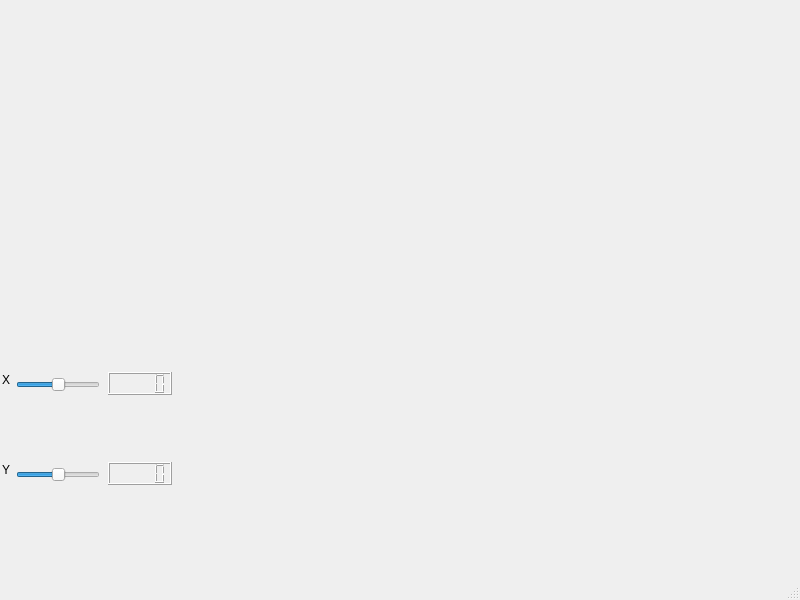
This is mainwindow.ui in alice3e/alicee_qt as Qt 5 draws it before an edit. The edited form follows.
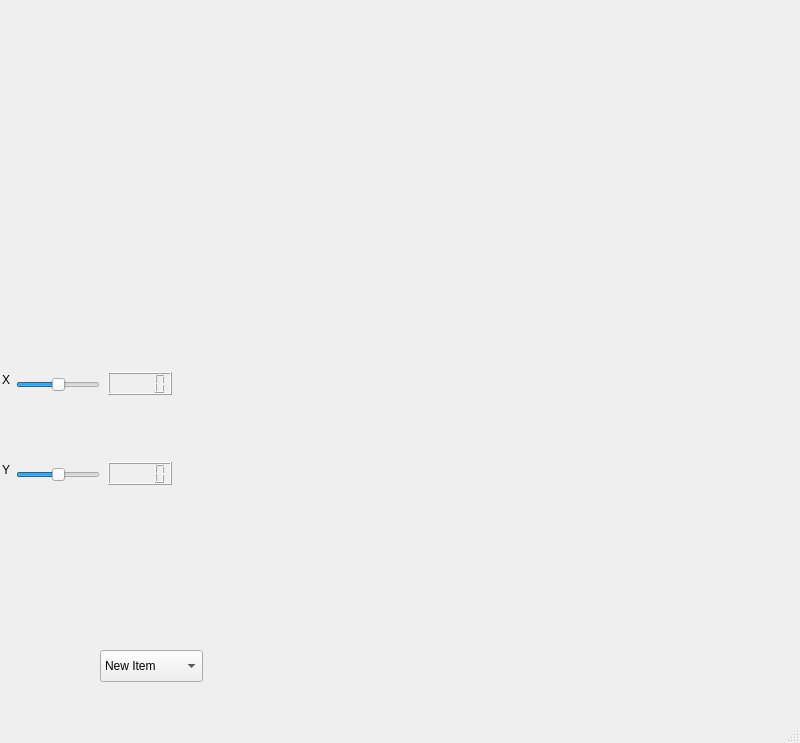
This is the edited form. Custom widgets are drawn as their Qt base class.

Patch:
```diff
--- a/mainwindow.ui
+++ b/mainwindow.ui
@@ -7,7 +7,7 @@
     <x>0</x>
     <y>0</y>
     <width>800</width>
-    <height>600</height>
+    <height>743</height>
    </rect>
   </property>
   <property name="minimumSize">
@@ -117,6 +117,31 @@
      </rect>
     </property>
    </widget>
+   <widget class="QComboBox" name="comboBox">
+    <property name="geometry">
+     <rect>
+      <x>100</x>
+      <y>650</y>
+      <width>103</width>
+      <height>32</height>
+     </rect>
+    </property>
+    <item>
+     <property name="text">
+      <string>New Item</string>
+     </property>
+    </item>
+    <item>
+     <property name="text">
+      <string>New Item</string>
+     </property>
+    </item>
+    <item>
+     <property name="text">
+      <string>New Item</string>
+     </property>
+    </item>
+   </widget>
   </widget>
   <widget class="QMenuBar" name="menubar">
    <property name="geometry">
```
